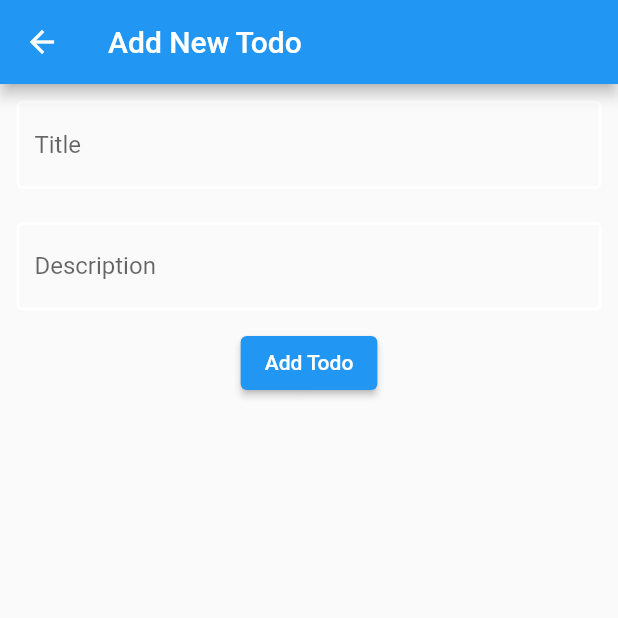
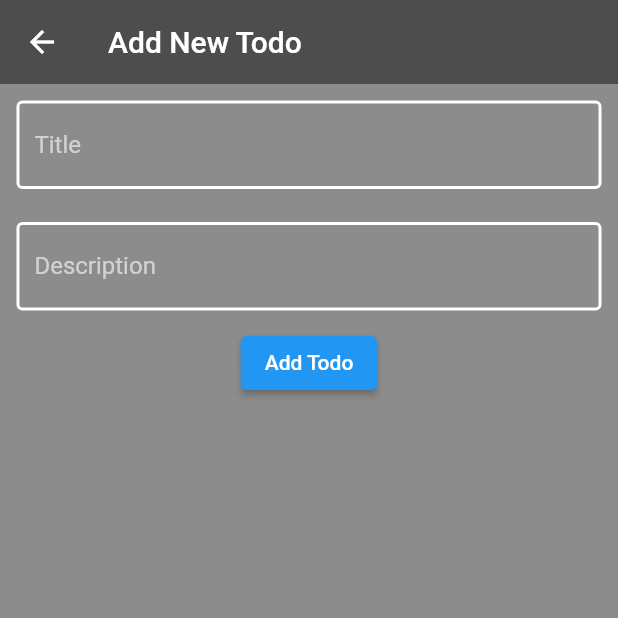
Before and after one commit to yagizdo/todo_app_airtable, a Flutter app: the screen it shows after launch, after a tap on "Add Todo", on a phone screen of 412 x 824 dp, the top half of it. Run offline on Flutter 3.47's test engine with Material 2 defaults, Android fonts, the phone set to English and light mode, and no system bars; our stand-ins replace bloc, dio, flutter_bloc, flutter_dotenv, flutter_screenutil; network calls fail.

Commit message:
app theme updated

```diff
--- /dev/null
+++ b/lib/constants/app_colors.dart
@@ -0,0 +1,17 @@
+import 'package:flutter/material.dart';
+
+class AppTheme {
+  final appTheme = ThemeData(
+    scaffoldBackgroundColor: Colors.black45,
+    appBarTheme: const AppBarTheme(
+      color: Colors.black45,
+      elevation: 0,
+    ),
+    listTileTheme: const ListTileThemeData(
+      textColor: Colors.white,
+    ),
+    floatingActionButtonTheme: const FloatingActionButtonThemeData(
+        foregroundColor: Colors.black, backgroundColor: Colors.white),
+    brightness: Brightness.dark,
+  );
+}
--- a/lib/main.dart
+++ b/lib/main.dart
@@ -2,6 +2,7 @@ import 'package:flutter/material.dart';
 import 'package:flutter_bloc/flutter_bloc.dart';
 import 'package:flutter_dotenv/flutter_dotenv.dart';
 import 'package:flutter_screenutil/flutter_screenutil.dart';
+import 'package:todo_app_airtable/constants/app_colors.dart';
 import 'package:todo_app_airtable/view/home_view.dart';
 
 import 'bloc/todo_bloc.dart';
@@ -24,10 +25,11 @@ class MyApp extends StatelessWidget {
       designSize: const Size(375, 812),
       builder: (BuildContext context, Widget? child) => BlocProvider(
         create: (context) => TodoBloc(),
-        child: const MaterialApp(
+        child: MaterialApp(
           title: 'Todo App',
+          theme: AppTheme().appTheme,
           debugShowCheckedModeBanner: false,
-          home: HomeView(),
+          home: const HomeView(),
         ),
       ),
     );
```
